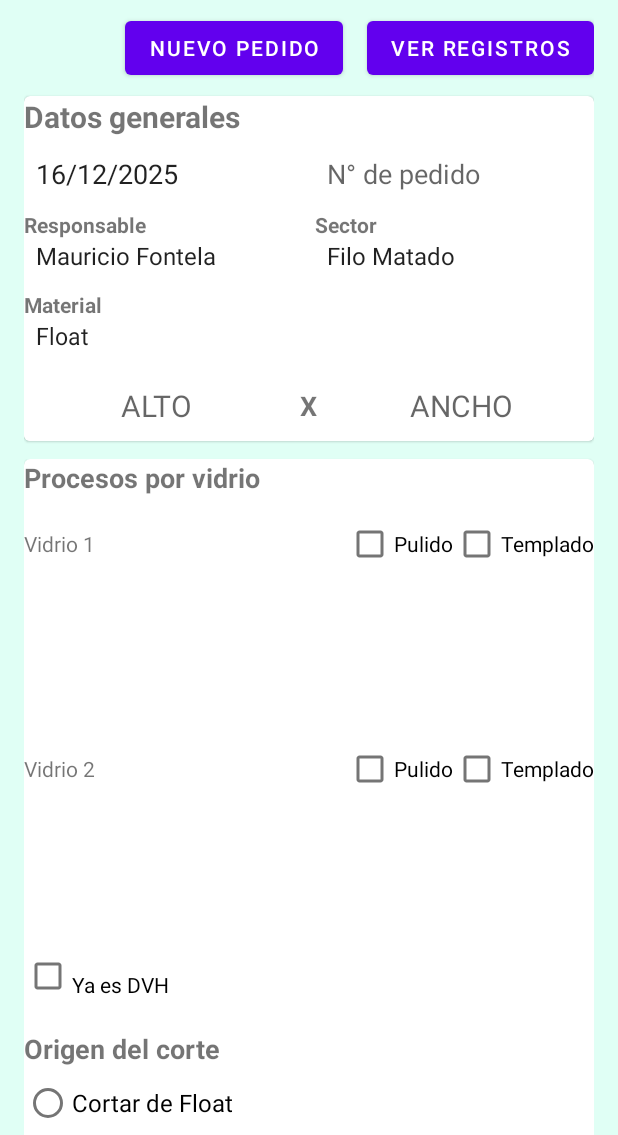
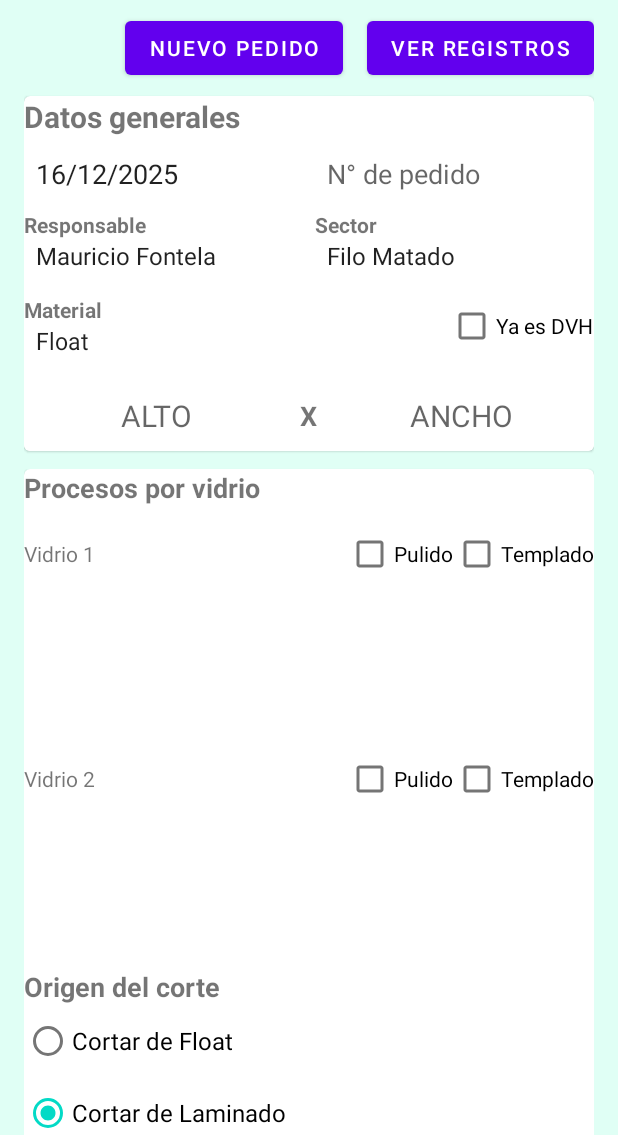
Before and after one commit to isalva-glitch/ReposicionInterna, an Android app: the screen it shows after launch (MainActivity), on a phone screen of 412 x 824 dp, the part 101-1236 px from its top. Run offline under Robolectric (Android 15) with nearby library versions, the phone set to English and light mode, and no system bars.

Commit message:
Move DVH checkbox next to Material

```diff
--- a/app/src/main/res/layout/activity_main.xml
+++ b/app/src/main/res/layout/activity_main.xml
@@ -195,6 +195,13 @@
                             android:layout_height="wrap_content"
                             android:background="@android:color/white" />
                     </LinearLayout>
+
+                    <CheckBox
+                        android:id="@+id/cbDvh"
+                        android:layout_width="wrap_content"
+                        android:layout_height="wrap_content"
+                        android:layout_marginStart="8dp"
+                        android:text="Ya es DVH" />
                 </LinearLayout>
 
                 <!-- Dimensiones -->
@@ -330,13 +337,6 @@
                     android:gravity="top"
                     android:inputType="textMultiLine" />
 
-                <CheckBox
-                    android:id="@+id/cbDvh"
-                    android:layout_width="wrap_content"
-                    android:layout_height="wrap_content"
-                    android:paddingTop="12dp"
-                    android:text="Ya es DVH" />
-
                 <!-- Origen del corte -->
                 <TextView
                     android:layout_width="wrap_content"
```
